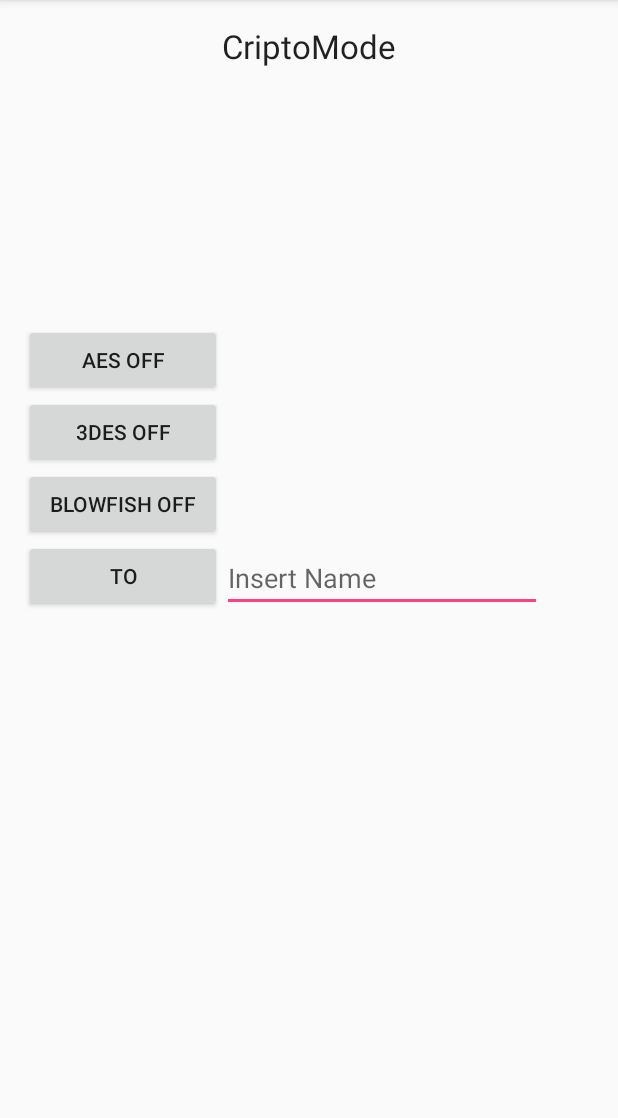
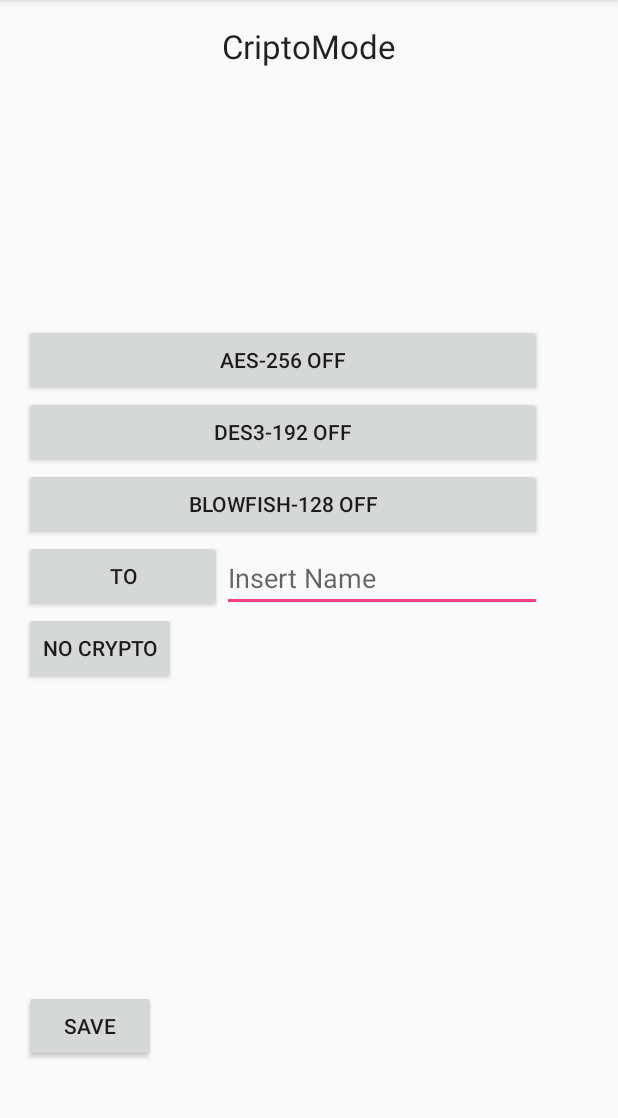
Before and after one commit to StefanoServiddio/criptoIM, an Android app: the CriptoActivity screen opened directly, with no data from a screen before it, on a phone screen of 412 x 824 dp, the part 84-1202 px from its top. Run offline under Robolectric (Android 15) with nearby library versions, the phone set to English and light mode, and no system bars; 1 statement that could not run was skipped.

Commit message:
"Last step of the project change priority , start interaction among client and set level security "

```diff
--- a/app/build.gradle
+++ b/app/build.gradle
@@ -6,7 +6,7 @@ android {
 
     defaultConfig {
         applicationId "com.example.lukie.criptoim"
-        minSdkVersion 17
+        minSdkVersion 19
         targetSdkVersion 23
         versionCode 1
         versionName "1.0"
--- a/app/src/main/java/com/example/lukie/criptoim/CriptoActivity.java
+++ b/app/src/main/java/com/example/lukie/criptoim/CriptoActivity.java
@@ -1,22 +1,129 @@
 package com.example.lukie.criptoim;
 
 import android.content.Intent;
+import android.content.res.Resources;
+import android.graphics.Bitmap;
+import android.graphics.BitmapFactory;
+import android.graphics.Canvas;
+import android.graphics.Color;
+import android.graphics.Paint;
+import android.graphics.drawable.BitmapDrawable;
+import android.graphics.drawable.Drawable;
+import android.nfc.Tag;
 import android.support.v7.app.ActionBar;
 import android.support.v7.app.AppCompatActivity;
 import android.os.Bundle;
+import android.util.Base64;
+import android.util.Log;
 import android.view.MenuItem;
+import android.view.View;
+import android.widget.Button;
+import android.widget.EditText;
+import android.widget.ImageView;
+import android.widget.TextView;
+
+import com.stefano.android.Envelop;
+
+import java.io.ByteArrayOutputStream;
+import java.nio.ByteBuffer;
 
 
 public class CriptoActivity extends AppCompatActivity {
-
+    ImageView image;
+    String TAG = "Cripto";
+    EditText ed;
+    Button save;
+    TextView et;
+    Button aesBut;
+    Button desBut;
+    Button blowBut;
+    Button noButt;
+    Envelop.Mode mode=Envelop.Mode.NO;
     @Override
     protected void onCreate(Bundle savedInstanceState) {
         super.onCreate(savedInstanceState);
         setContentView(R.layout.activity_cripto);
-        //getActionBar().setDisplayHomeAsUpEnabled(true);
+        ed = (EditText) findViewById(R.id.destination);
+        Button to = (Button) findViewById(R.id.to);
+        et=(TextView)findViewById(R.id.state);
+        save=(Button)findViewById(R.id.save);
+        aesBut=(Button)findViewById(R.id.aes);
+        desBut=(Button)findViewById(R.id.des);
+        blowBut=(Button)findViewById(R.id.blow);
+        noButt=(Button)findViewById(R.id.no);
 
+
+        Intent i=getIntent();
+        mode=(Envelop.Mode)i.getSerializableExtra("mode");
+
+        switch (mode){
+            case AES:
+                aesBut.setText("AES Active");
+                break;
+            case DES3:
+                desBut.setText("DES3 Active");
+                break;
+            case Blow:
+                blowBut.setText("Blowfish Active");
+                break;
+            default:
+                break;
+
+
+        }
+       noButt.setOnClickListener(new View.OnClickListener() {
+           @Override
+           public void onClick(View v) {
+               mode= Envelop.Mode.NO;
+               aesBut.setText("AES-256 off");
+               desBut.setText("DES3-192 Off");
+               blowBut.setText("Blowfish-128 off");
+           }
+       });
+        aesBut.setOnClickListener(new View.OnClickListener() {
+       @Override
+        public void onClick(View v) {
+           mode= Envelop.Mode.AES;
+           aesBut.setText("AES-256 Active");
+           desBut.setText("DES3-192 Off");
+           blowBut.setText("Blowfish-128 off");
+
+
+        }
+   });
+        desBut.setOnClickListener(new View.OnClickListener() {
+            @Override
+            public void onClick(View v) {
+                mode= Envelop.Mode.DES3;
+                desBut.setText("DES3-192 Active");
+                blowBut.setText("Blowfish-128 off");
+                aesBut.setText("AES-256 off");
+
+            }
+        });
+        blowBut.setOnClickListener(new View.OnClickListener() {
+            @Override
+            public void onClick(View v) {
+                mode= Envelop.Mode.Blow;
+                blowBut.setText("Blowfish-128 Active");
+                aesBut.setText("AES-256 off");
+                desBut.setText("DES3-192 Off");
+
+            }
+        });
+
+     save.setOnClickListener(new View.OnClickListener() {
+         @Override
+         public void onClick(View v) {
+             Intent intent = new Intent();
+             intent.putExtra("to",ed.getText().toString());
+             intent.putExtra("mode",mode);
+             setResult(RESULT_OK, intent);
+             finish();
+             et.setText("Saved Complete");
+         }
+     });
 
     }
 
-
 }
--- a/app/src/main/res/layout/activity_cripto.xml
+++ b/app/src/main/res/layout/activity_cripto.xml
@@ -21,29 +21,30 @@
     <Button
         android:layout_width="wrap_content"
         android:layout_height="wrap_content"
-        android:text="AES OFF"
-        android:id="@+id/button3"
-        android:layout_above="@+id/button4"
+        android:text="AES-256 Off"
+        android:id="@+id/aes"
+        android:layout_above="@+id/des"
         android:layout_alignParentStart="true"
-        android:layout_alignEnd="@+id/button4" />
+        android:layout_alignEnd="@+id/imageView" />
 
     <Button
         android:layout_width="wrap_content"
         android:layout_height="wrap_content"
-        android:text="3DES OFF"
-        android:id="@+id/button4"
-        android:layout_above="@+id/button5"
+        android:text="DES3-192 Off"
+        android:id="@+id/des"
+        android:layout_above="@+id/blow"
         android:layout_alignParentStart="true"
-        android:layout_alignEnd="@+id/button5" />
+        android:layout_alignEnd="@+id/aes" />
 
     <Button
         android:layout_width="wrap_content"
         android:layout_height="wrap_content"
-        android:text="BLOWFISH OFF"
-        android:id="@+id/button5"
-        android:layout_above="@+id/button6"
+        android:text="Blowfish-128 Off"
+        android:id="@+id/blow"
+        android:layout_above="@+id/to"
         android:layout_alignParentStart="true"
-        android:layout_toStartOf="@+id/destination" />
+        android:layout_toStartOf="@+id/destination"
+        android:layout_alignEnd="@+id/des" />
 
     <EditText
         android:layout_width="wrap_content"
@@ -52,16 +53,49 @@
         android:hint="Insert Name"
         android:ems="10"
         android:id="@+id/destination"
-        android:layout_alignBottom="@+id/button6"
+        android:layout_alignBottom="@+id/to"
         android:layout_alignStart="@+id/textView2" />
 
     <Button
         android:layout_width="wrap_content"
         android:layout_height="wrap_content"
         android:text="To"
-        android:id="@+id/button6"
+        android:id="@+id/to"
         android:layout_centerVertical="true"
-        android:layout_alignEnd="@+id/button5"
+        android:layout_alignParentStart="true"
+        android:layout_toStartOf="@+id/destination" />
+
+    <ImageView
+        android:layout_width="wrap_content"
+        android:layout_height="wrap_content"
+        android:id="@+id/imageView"
+
+        android:layout_marginBottom="44dp"
+        android:layout_alignParentBottom="true"
+        android:layout_alignEnd="@+id/destination" />
+
+    <Button
+        android:layout_width="wrap_content"
+        android:layout_height="wrap_content"
+        android:text="Save"
+        android:id="@+id/save"
+        android:layout_above="@+id/imageView"
+        android:layout_alignParentStart="true" />
+
+    <TextView
+        android:layout_width="wrap_content"
+        android:layout_height="wrap_content"
+        android:textAppearance="?android:attr/textAppearanceMedium"
+        android:id="@+id/state"
+        android:layout_alignBottom="@+id/save"
+        android:layout_toEndOf="@+id/to" />
+
+    <Button
+        android:layout_width="wrap_content"
+        android:layout_height="wrap_content"
+        android:text="No Crypto"
+        android:id="@+id/no"
+        android:layout_below="@+id/to"
         android:layout_alignParentStart="true" />
 
 </RelativeLayout>
```
Also changed, not shown: app/src/main/java/com/example/lukie/criptoim/Chat.java (+106 -77 lines), app/src/main/java/com/example/lukie/criptoim/LoginReg.java (+23 -12 lines), app/src/main/res/layout/activity_main.xml (+13 -11 lines), app/libs/env_cripto.jar, app/src/main/res/drawable/mario.png (added), 2 other files.
